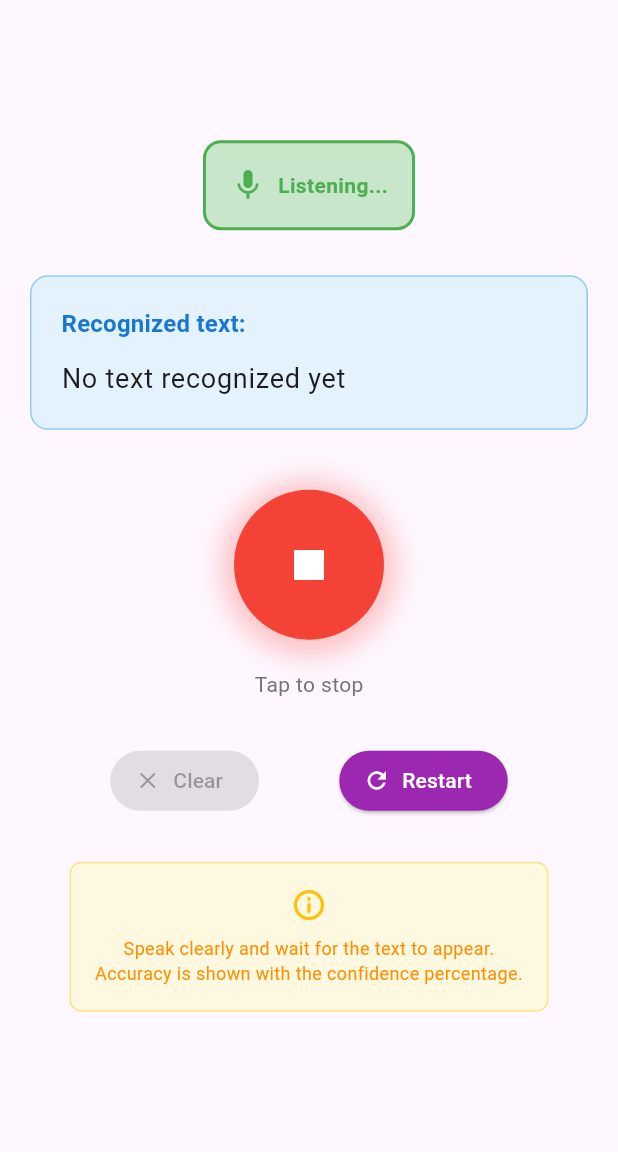
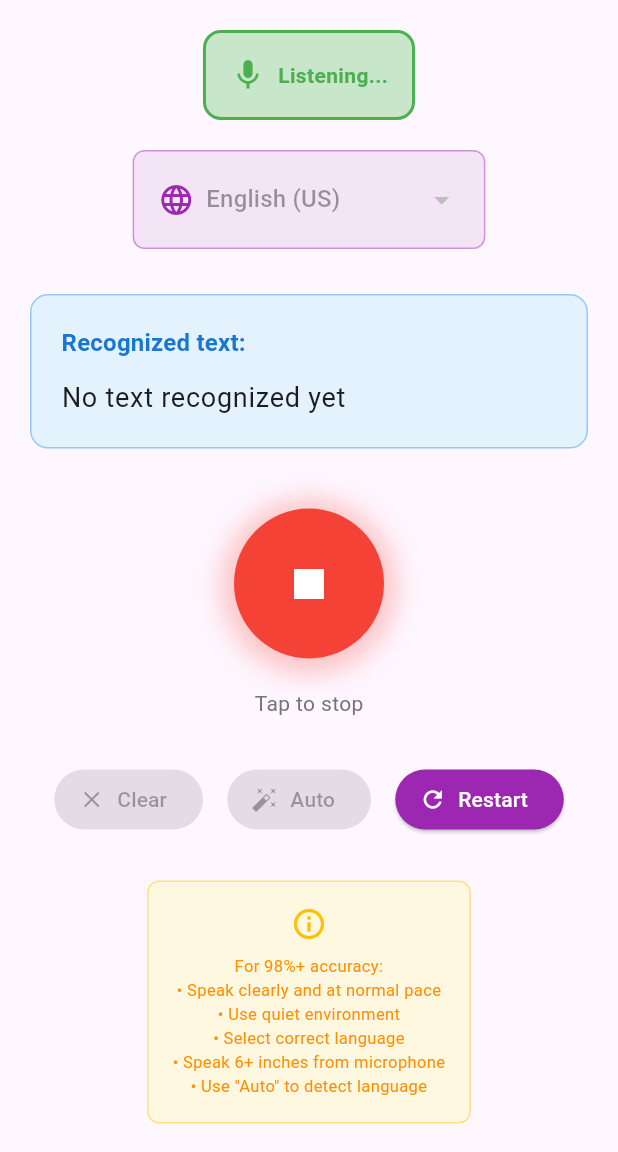
Before and after one commit to reliek21/speech-to-text-flutter, a Flutter app: the screen it shows after launch, after a tap on the "mic" icon, on a phone screen of 412 x 824 dp, the part 84-1236 px from its top. Run offline on Flutter 3.47's test engine with Material 3 defaults, Android fonts, the phone set to English and light mode, and no system bars; our stand-ins replace permission_handler, speech_to_text.

Commit message:
Add language options and improve speech recognition handling

```diff
--- a/lib/main.dart
+++ b/lib/main.dart
@@ -1,3 +1,4 @@
+import 'package:flutter/foundation.dart';
 import 'package:flutter/material.dart';
 import 'package:speech_to_text/speech_to_text.dart';
 import 'package:permission_handler/permission_handler.dart';
@@ -38,6 +39,18 @@ class _MyHomePageState extends State<MyHomePage> {
   bool _isListening = false;
   String _lastWords = '';
   double _confidenceLevel = 0;
+  List<LocaleName> _localeNames = [];
+  String _selectedLanguage = 'en_US';
+
+  // Language options for better recognition
+  final Map<String, String> _languageOptions = {
+    'en_US': 'English (US)',
+    'es_ES': 'Spanish (Spain)',
+    'es_MX': 'Spanish (Mexico)',
+    'es_AR': 'Spanish (Argentina)',
+    'en_GB': 'English (UK)',
+    'en_AU': 'English (Australia)',
+  };
 
   @override
   void initState() {
@@ -52,18 +65,37 @@ class _MyHomePageState extends State<MyHomePage> {
 
     _speechEnabled = await _speechToText.initialize(
       onError: (error) {
+        if (kDebugMode) {
           print('Speech recognition error: $error');
+        }
         setState(() {
           _isListening = false;
         });
       },
       onStatus: (status) {
+        if (kDebugMode) {
           print('Speech recognition status: $status');
+        }
         setState(() {
           _isListening = status == 'listening';
         });
       },
     );
+
+    // Get available locales
+    if (_speechEnabled) {
+      _localeNames = await _speechToText.locales();
+
+      // Find the best locale for the selected language
+      var selectedLocale = _localeNames.where((locale) =>
+        locale.localeId == _selectedLanguage).toList();
+
+      if (selectedLocale.isNotEmpty) {
+      } else {
+        // Fallback to first available locale
+      }
+    }
+
     setState(() {});
   }
 
@@ -73,12 +105,9 @@ class _MyHomePageState extends State<MyHomePage> {
 
     await _speechToText.listen(
       onResult: _onSpeechResult,
-      listenFor: const Duration(seconds: 30),
-      pauseFor: const Duration(seconds: 3),
-      partialResults: true,
-      localeId: 'en_US', // English - United States
-      cancelOnError: true,
-      listenMode: ListenMode.confirmation,
+      listenFor: const Duration(seconds: 60),
+      pauseFor: const Duration(seconds: 5),
+      localeId: _selectedLanguage,
     );
     setState(() {
       _isListening = true;
@@ -98,7 +127,59 @@ class _MyHomePageState extends State<MyHomePage> {
     setState(() {
       _lastWords = result.recognizedWords;
       _confidenceLevel = result.confidence;
+
+      // Only accept results with high confidence for final text
+      if (result.finalResult && result.confidence > 0.7) {
+        // You can add additional processing here
+        if (kDebugMode) {
+          print('High confidence result: ${result.recognizedWords} (${(result.confidence * 100).round()}%)');
+        }
+      }
     });
+  }
+
+  /// Auto-detect language and try multiple options for best accuracy
+  void _autoDetectLanguage() async {
+    if (!_speechEnabled || _isListening) return;
+
+    // Try to detect language by testing a short sample with different locales
+    List<String> testLanguages = ['en_US', 'es_ES', 'es_MX'];
+    double bestConfidence = 0;
+    String bestLanguage = 'en_US';
+
+    for (String lang in testLanguages) {
+      try {
+        setState(() {
+          _selectedLanguage = lang;
+        });
+
+        // Brief test with each language
+        await _speechToText.listen(
+          onResult: (result) {
+            if (result.confidence > bestConfidence) {
+              bestConfidence = result.confidence;
+              bestLanguage = lang;
+            }
+          },
+          listenFor: const Duration(seconds: 3),
+          localeId: lang,
+        );
+
+        await Future.delayed(const Duration(milliseconds: 500));
+        await _speechToText.stop();
+
+      } catch (e) {
+        if (kDebugMode) {
+          print('Error testing language $lang: $e');
+        }
+      }
+    }
+
+    setState(() {
+      _selectedLanguage = bestLanguage;
+    });
+
+    _initSpeech();
   }
 
   @override
@@ -109,7 +190,8 @@ class _MyHomePageState extends State<MyHomePage> {
         title: Text(widget.title),
         elevation: 2,
       ),
-      body: Center(
+      body: SingleChildScrollView(
+        child: Center(
           child: Padding(
             padding: const EdgeInsets.all(20.0),
             child: Column(
@@ -144,6 +226,43 @@ class _MyHomePageState extends State<MyHomePage> {
                           color: _isListening ? Colors.green : Colors.grey,
                           fontWeight: FontWeight.bold,
                         ),
+                      ),
+                    ],
+                  ),
+                ),
+                const SizedBox(height: 20),
+
+                // Language selector
+                if (_speechEnabled)
+                  Container(
+                    padding: const EdgeInsets.symmetric(horizontal: 16, vertical: 8),
+                    decoration: BoxDecoration(
+                      color: Colors.purple.shade50,
+                      borderRadius: BorderRadius.circular(8),
+                      border: Border.all(color: Colors.purple.shade200),
+                    ),
+                    child: Row(
+                      mainAxisSize: MainAxisSize.min,
+                      children: [
+                        const Icon(Icons.language, color: Colors.purple),
+                        const SizedBox(width: 8),
+                        DropdownButton<String>(
+                          value: _selectedLanguage,
+                          underline: Container(),
+                          items: _languageOptions.entries.map((entry) {
+                            return DropdownMenuItem<String>(
+                              value: entry.key,
+                              child: Text(entry.value),
+                            );
+                          }).toList(),
+                          onChanged: _isListening ? null : (String? newValue) {
+                            if (newValue != null) {
+                              setState(() {
+                                _selectedLanguage = newValue;
+                              });
+                              _initSpeech(); // Reinitialize with new language
+                            }
+                          },
                         ),
                       ],
                     ),
@@ -220,7 +339,7 @@ class _MyHomePageState extends State<MyHomePage> {
                       color: _isListening ? Colors.red : Colors.blue,
                       boxShadow: [
                         BoxShadow(
-                        color: (_isListening ? Colors.red : Colors.blue).withOpacity(0.3),
+                          color: (_isListening ? Colors.red : Colors.blue).withValues(alpha: 0.3),
                           spreadRadius: _isListening ? 8 : 4,
                           blurRadius: _isListening ? 15 : 8,
                           offset: const Offset(0, 2),
@@ -267,6 +386,19 @@ class _MyHomePageState extends State<MyHomePage> {
                       ),
                     ),
 
+                    // Button to auto-detect language
+                    ElevatedButton.icon(
+                      onPressed: _speechEnabled && !_isListening ? () {
+                        _autoDetectLanguage();
+                      } : null,
+                      icon: const Icon(Icons.auto_fix_high),
+                      label: const Text('Auto'),
+                      style: ElevatedButton.styleFrom(
+                        backgroundColor: Colors.green,
+                        foregroundColor: Colors.white,
+                      ),
+                    ),
+
                     // Button to restart speech
                     ElevatedButton.icon(
                       onPressed: () {
@@ -296,11 +428,11 @@ class _MyHomePageState extends State<MyHomePage> {
                       const Icon(Icons.info_outline, color: Colors.amber),
                       const SizedBox(height: 8),
                       Text(
-                      'Speak clearly and wait for the text to appear.\nAccuracy is shown with the confidence percentage.',
+                        'For 98%+ accuracy:\n• Speak clearly and at normal pace\n• Use quiet environment\n• Select correct language\n• Speak 6+ inches from microphone\n• Use "Auto" to detect language',
                         textAlign: TextAlign.center,
                         style: TextStyle(
                           color: Colors.amber.shade800,
-                        fontSize: 12,
+                          fontSize: 11,
                         ),
                       ),
                     ],
@@ -310,6 +442,7 @@ class _MyHomePageState extends State<MyHomePage> {
             ),
           ),
         ),
+      ),
     );
   }
 }
```
Also changed, not shown: pubspec.yaml (+6 -1 lines). Lines whose indentation alone changed are shown as unchanged.
